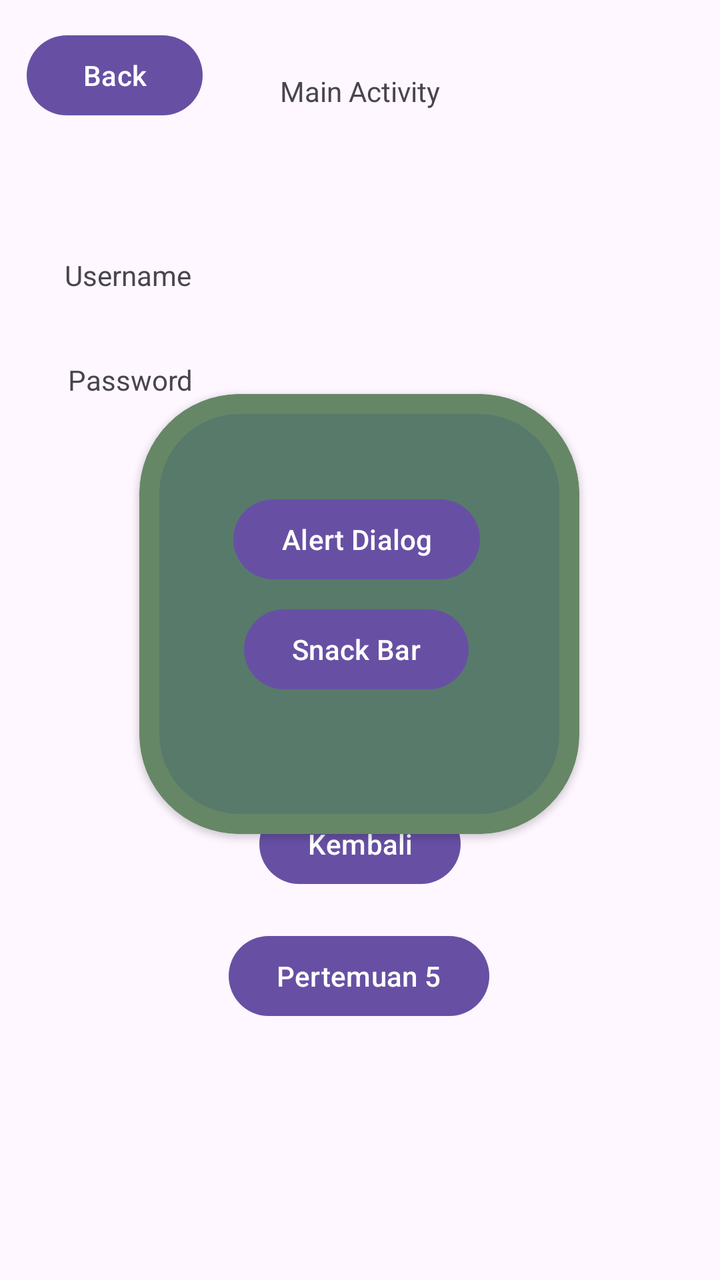
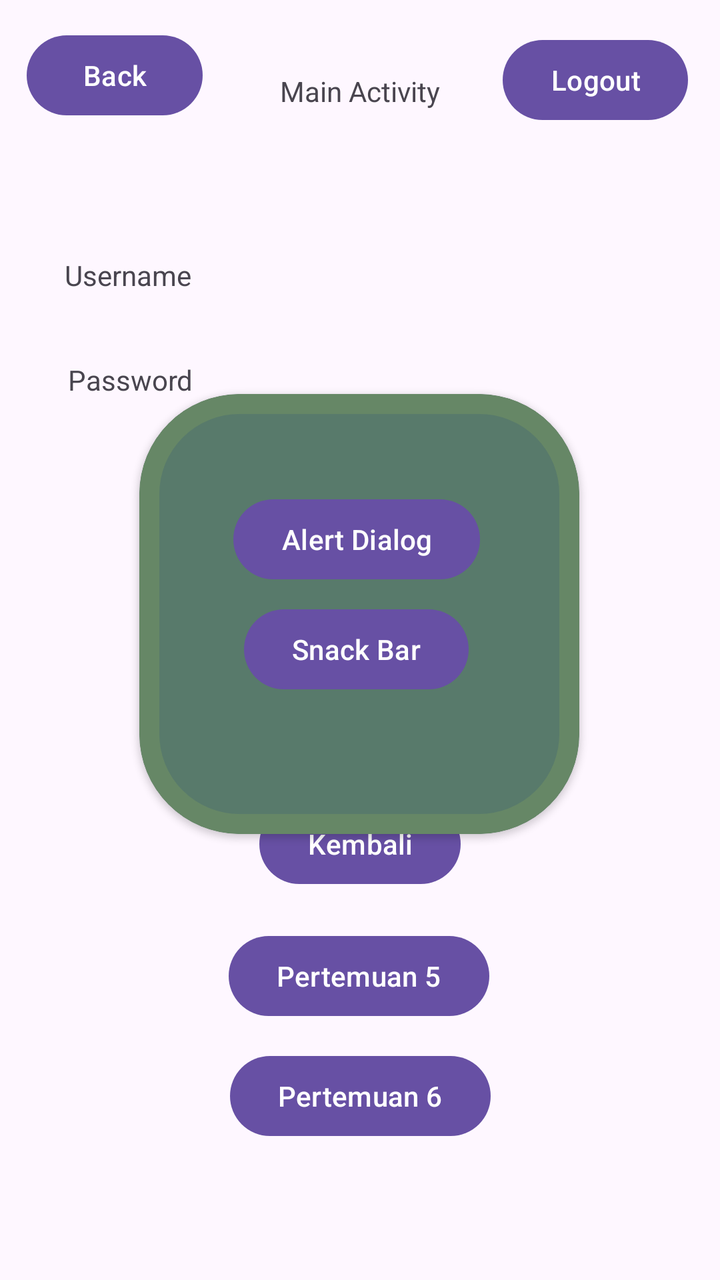

An Android layout rendered at two revisions. The XML below is the earlier revision; the diff shows what the commit changed to produce the second picture.
<!-- AndroidManifest.xml: application theme Theme.Athallarik_3TIB -->
<!-- res/layout/activity_main.xml -->
<?xml version="1.0" encoding="utf-8"?>
<androidx.constraintlayout.widget.ConstraintLayout xmlns:android="http://schemas.android.com/apk/res/android"
    xmlns:app="http://schemas.android.com/apk/res-auto"
    xmlns:tools="http://schemas.android.com/tools"
    android:id="@+id/main"
    android:layout_width="match_parent"
    android:layout_height="match_parent"
    tools:context=".MainActivity">

    <TextView
        android:id="@+id/tvUsername"
        android:layout_width="wrap_content"
        android:layout_height="wrap_content"
        android:layout_marginTop="128dp"
        android:text="Username"
        app:layout_constraintEnd_toEndOf="parent"
        app:layout_constraintHorizontal_bias="0.109"
        app:layout_constraintStart_toStartOf="parent"
        app:layout_constraintTop_toTopOf="parent" />

    <TextView
        android:id="@+id/tvPassword"
        android:layout_width="wrap_content"
        android:layout_height="wrap_content"
        android:text="Password"
        app:layout_constraintBottom_toBottomOf="parent"
        app:layout_constraintEnd_toEndOf="parent"
        app:layout_constraintHorizontal_bias="0.114"
        app:layout_constraintStart_toStartOf="parent"
        app:layout_constraintTop_toBottomOf="@+id/tvUsername"
        app:layout_constraintVertical_bias="0.07" />

    <TextView
        android:id="@+id/tvTitle"
        android:layout_width="wrap_content"
        android:layout_height="wrap_content"
        android:text="Main Activity"
        app:layout_constraintBottom_toBottomOf="parent"
        app:layout_constraintEnd_toEndOf="parent"
        app:layout_constraintStart_toStartOf="parent"
        app:layout_constraintTop_toTopOf="parent"
        app:layout_constraintVertical_bias="0.058" />


    <com.google.android.material.card.MaterialCardView
        android:layout_width="220dp"
        android:layout_height="220dp"
        app:cardBackgroundColor="@color/green"
        app:cardCornerRadius="50dp"
        app:cardElevation="2dp"
        app:layout_constraintBottom_toBottomOf="parent"
        app:layout_constraintEnd_toEndOf="parent"
        app:layout_constraintHorizontal_bias="0.497"
        app:layout_constraintStart_toStartOf="parent"
        app:layout_constraintTop_toTopOf="parent"
        app:layout_constraintVertical_bias="0.469"
        app:strokeColor="#668766"
        app:strokeWidth="10dp">

        <androidx.constraintlayout.widget.ConstraintLayout
            android:layout_width="match_parent"
            android:layout_height="match_parent"
            android:layout_margin="10dp">


            <Button
                android:id="@+id/btnSnack"
                android:layout_width="wrap_content"
                android:layout_height="wrap_content"
                android:text="Snack Bar"
                app:layout_constraintBottom_toBottomOf="parent"
                app:layout_constraintEnd_toEndOf="parent"
                app:layout_constraintHorizontal_bias="0.481"
                app:layout_constraintStart_toStartOf="parent"
                app:layout_constraintTop_toTopOf="parent"
                app:layout_constraintVertical_bias="0.616" />

            <Button
                android:id="@+id/btnAlert"
                android:layout_width="wrap_content"
                android:layout_height="wrap_content"
                android:text="Alert Dialog"
                app:layout_constraintBottom_toBottomOf="parent"
                app:layout_constraintEnd_toEndOf="parent"
                app:layout_constraintHorizontal_bias="0.484"
                app:layout_constraintStart_toStartOf="parent"
                app:layout_constraintTop_toTopOf="parent"
                app:layout_constraintVertical_bias="0.255" />
        </androidx.constraintlayout.widget.ConstraintLayout>


    </com.google.android.material.card.MaterialCardView>

    <Button
        android:id="@+id/btnBck"
        android:layout_width="wrap_content"
        android:layout_height="wrap_content"
        android:text="Back"
        app:layout_constraintBottom_toBottomOf="parent"
        app:layout_constraintEnd_toEndOf="parent"
        app:layout_constraintHorizontal_bias="0.049"
        app:layout_constraintStart_toStartOf="parent"
        app:layout_constraintTop_toTopOf="parent"
        app:layout_constraintVertical_bias="0.023" />

    <Button
        android:id="@+id/btnToLima"
        android:layout_width="wrap_content"
        android:layout_height="wrap_content"
        android:layout_marginBottom="128dp"
        android:text="Pertemuan 5"
        app:layout_constraintBottom_toBottomOf="parent"
        app:layout_constraintEnd_toEndOf="parent"
        app:layout_constraintHorizontal_bias="0.498"
        app:layout_constraintStart_toStartOf="parent" />

    <Button
        android:id="@+id/button2"
        android:layout_width="wrap_content"
        android:layout_height="wrap_content"
        android:layout_marginBottom="18dp"
        android:text="Kembali"
        app:layout_constraintBottom_toTopOf="@+id/btnToLima"
        app:layout_constraintEnd_toEndOf="parent"
        app:layout_constraintStart_toStartOf="parent" />


</androidx.constraintlayout.widget.ConstraintLayout>
<!-- resources referenced by this layout -->
<resources>
  <color name="green">#587A6B</color>
  <style name="Theme.Athallarik_3TIB" parent="Base.Theme.Athallarik_3TIB" />
  <style name="Base.Theme.Athallarik_3TIB" parent="Theme.Material3.DayNight.NoActionBar">
          
          
      </style>
</resources>

<!-- the commit's change to res/layout/activity_main.xml (unified diff, before → after) -->
@@ -124,5 +124,25 @@
         app:layout_constraintEnd_toEndOf="parent"
         app:layout_constraintStart_toStartOf="parent" />
 
+    <Button
+        android:id="@+id/btnToSixth"
+        android:layout_width="wrap_content"
+        android:layout_height="wrap_content"
+        android:layout_marginBottom="68dp"
+        android:text="Pertemuan 6"
+        app:layout_constraintBottom_toBottomOf="parent"
+        app:layout_constraintEnd_toEndOf="parent"
+        app:layout_constraintStart_toStartOf="parent" />
+
+    <Button
+        android:id="@+id/btnLogout"
+        android:layout_width="wrap_content"
+        android:layout_height="wrap_content"
+        android:layout_marginTop="16dp"
+        android:layout_marginEnd="16dp"
+        android:text="Logout"
+        app:layout_constraintEnd_toEndOf="parent"
+        app:layout_constraintTop_toTopOf="parent" />
+
 
 </androidx.constraintlayout.widget.ConstraintLayout>
